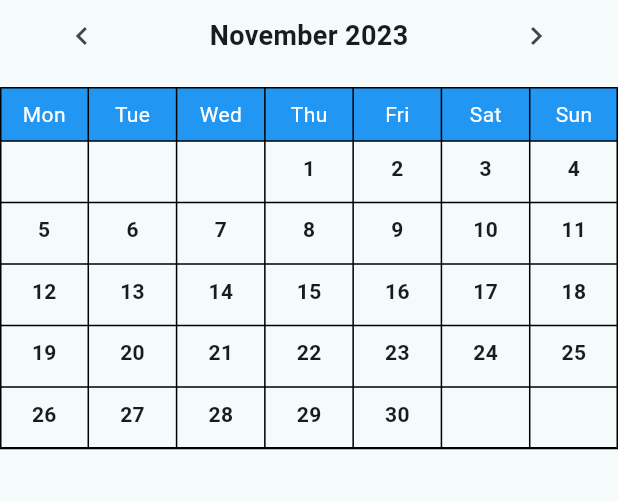
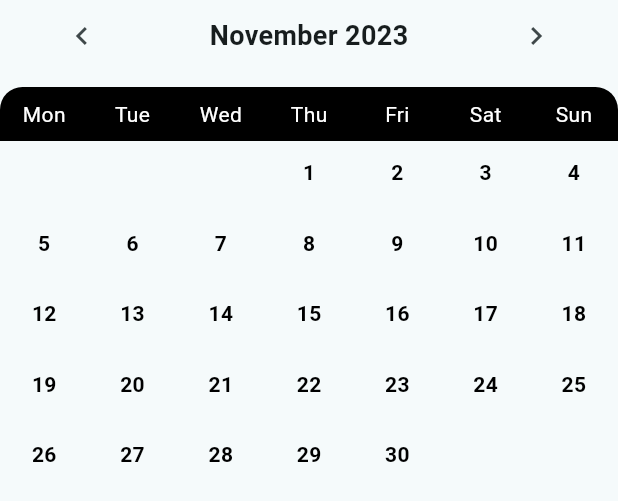
Before and after one commit to comhendrik/hmly, a Flutter app: the HistoricalDataCalendar widget shown alone on an empty page, opened directly with empty values, on a phone screen of 412 x 824 dp. Shown: the top 501 px of the screen. Run offline on Flutter 3.47's test engine with Material 2 defaults, Android fonts, the phone set to English and light mode, and no system bars; our stand-ins replace dartz, equatable, flutter_bloc, flutter_svg, flutter_svg_provider, get_it and 4 more; missing offline and left inert: flutter_share; accounts and stored records are empty; generated files the repository leaves out were written again; statements that could not run were skipped.

Commit message:
new ui for historical_data_calendar.dart

```diff
--- a/lib/features/charts/presentation/widgets/historical_data_calendar.dart
+++ b/lib/features/charts/presentation/widgets/historical_data_calendar.dart
@@ -48,7 +48,7 @@ class _HistoricalDataCalendarState extends State<HistoricalDataCalendar> {
         ),
         const SizedBox(height: 10),
         Table(
-          border: TableBorder.all(),
+          border: TableBorder.all(color: Colors.transparent),
           children: buildTableRows(),
         ),
       ],
@@ -61,10 +61,16 @@ class _HistoricalDataCalendarState extends State<HistoricalDataCalendar> {
     // Header row
     rows.add(
       TableRow(
+        decoration: const BoxDecoration(
+          color: Colors.black,
+          borderRadius: BorderRadius.only(
+            topLeft: Radius.circular(15),
+            topRight: Radius.circular(15),
+          ),
+        ),
         children: List.generate(7, (index) {
           return Container(
             padding: const EdgeInsets.all(8.0),
-            color: Colors.blue,
             child: Center(
               child: Text(
                 getWeekdayName(index),
@@ -114,26 +120,37 @@ class _HistoricalDataCalendarState extends State<HistoricalDataCalendar> {
         event.created.day == day.day).toList();
   }
 
+  //TODO: events nicht als List, da es immer nur einen Eintrag geben wird
   Widget buildDayWidget(int day, List<HistoricalData> events) {
     return Container(
       padding: const EdgeInsets.all(8.0),
+      child: Container(
+        padding: const EdgeInsets.all(3.0),
+        decoration: events.isEmpty ? null : BoxDecoration(
+          borderRadius: BorderRadius.circular(20),
+          color: Colors.black,
+        ),
         child: Column(
           children: [
             Text(
               day.toString(),
-            style: const TextStyle(fontWeight: FontWeight.bold),
+              style: TextStyle(
+                fontWeight: FontWeight.bold,
+                color: events.isEmpty ? Colors.black : Colors.white
+              ),
             ),
             const SizedBox(height: 5),
             Column(
               children: events.map((event) {
                 return Text(
                   '${event.value}',
-                style: const TextStyle(color: Colors.blue),
+                  style: const TextStyle(color: Colors.white),
                 );
               }).toList(),
             ),
           ],
         ),
+      )
     );
   }
 
```
Lines whose indentation alone changed are shown as unchanged.
